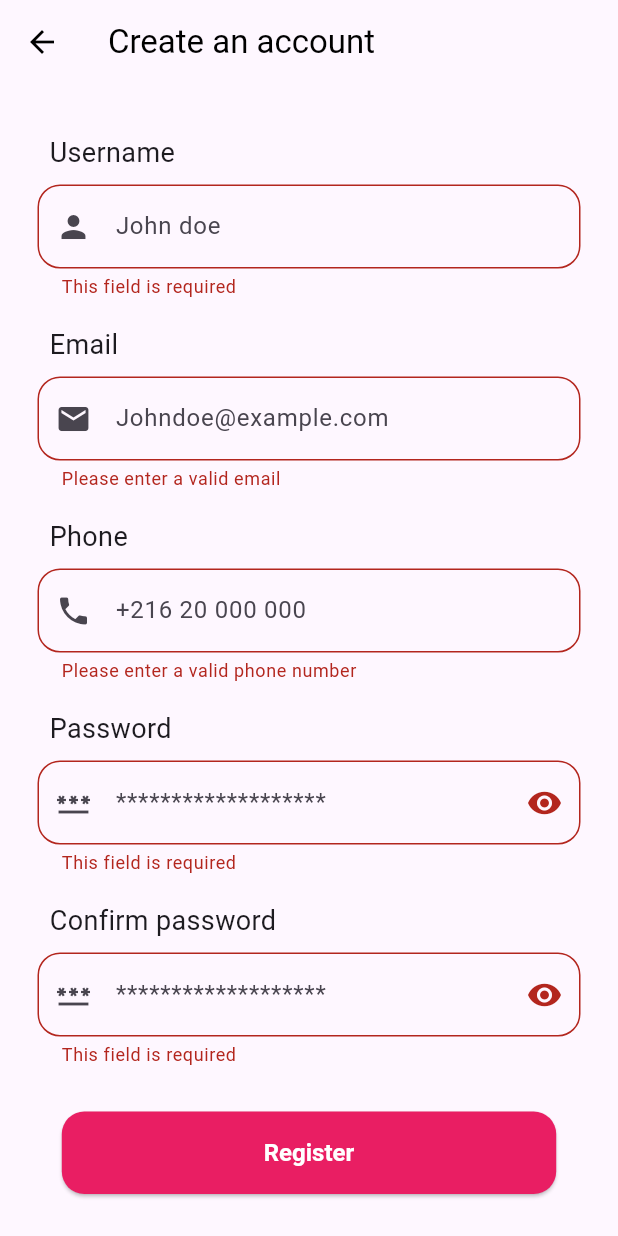
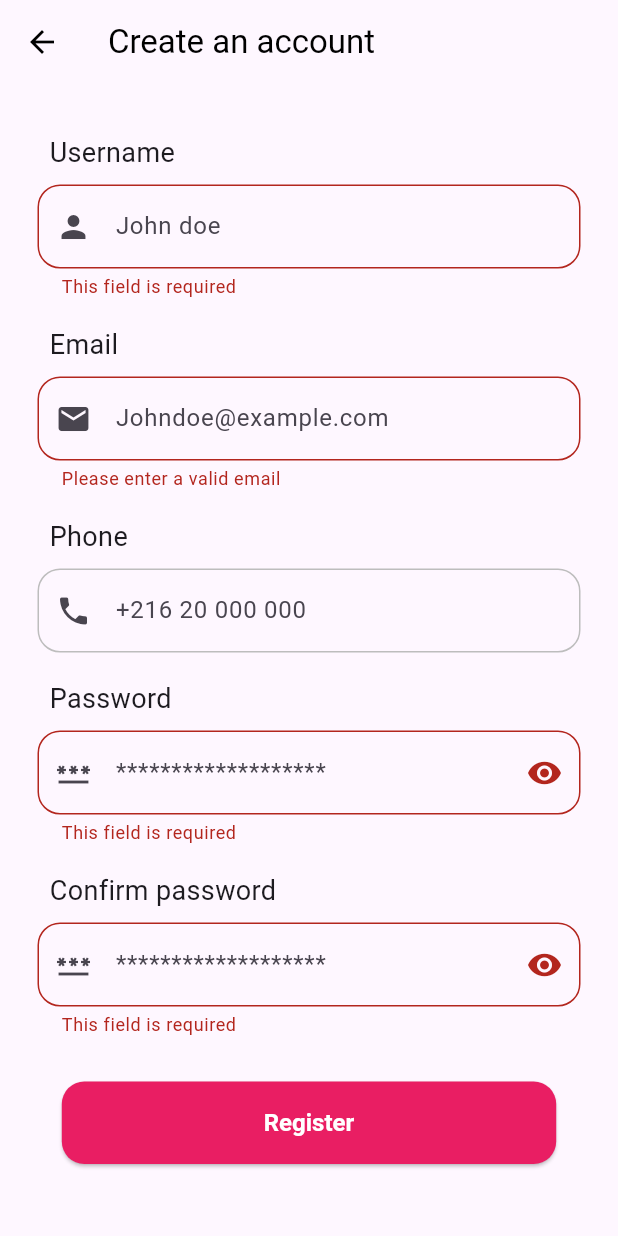
Before and after one commit to ihebmeftah/nestjs_events, a Flutter app: the RegisterView screen opened by its route, after a tap on "Register", on a phone screen of 412 x 824 dp. Run offline on Flutter 3.47's test engine with Material 3 defaults, Android fonts, the phone set to English and light mode, and no system bars; our stand-ins replace get.

Commit message:
Remove phone number validation from AppInput
Removed the phone number validation logic from the AppInput widget to simplify the input validation process. This change ensures that the widget focuses on more generic input handling while external validation can be applied as needed.

```diff
--- a/front_flutter/lib/app/components/appinput.dart
+++ b/front_flutter/lib/app/components/appinput.dart
@@ -18,6 +18,7 @@ class AppInput extends StatelessWidget {
   final TextEditingController? controller;
   final TextInputType? textInputType;
   final bool isRequired, isPassword;
+
   @override
   Widget build(BuildContext context) {
     return Column(
@@ -41,11 +42,7 @@ class AppInput extends StatelessWidget {
                 return "Please enter a valid email";
               }
             }
-            if (textInputType == TextInputType.phone) {
-              if (!GetUtils.isPhoneNumber(value!)) {
-                return "Please enter a valid phone number";
-              }
-            }
+
             if (isRequired) {
               if (value!.isEmpty) {
                 return "This field is required";
```
